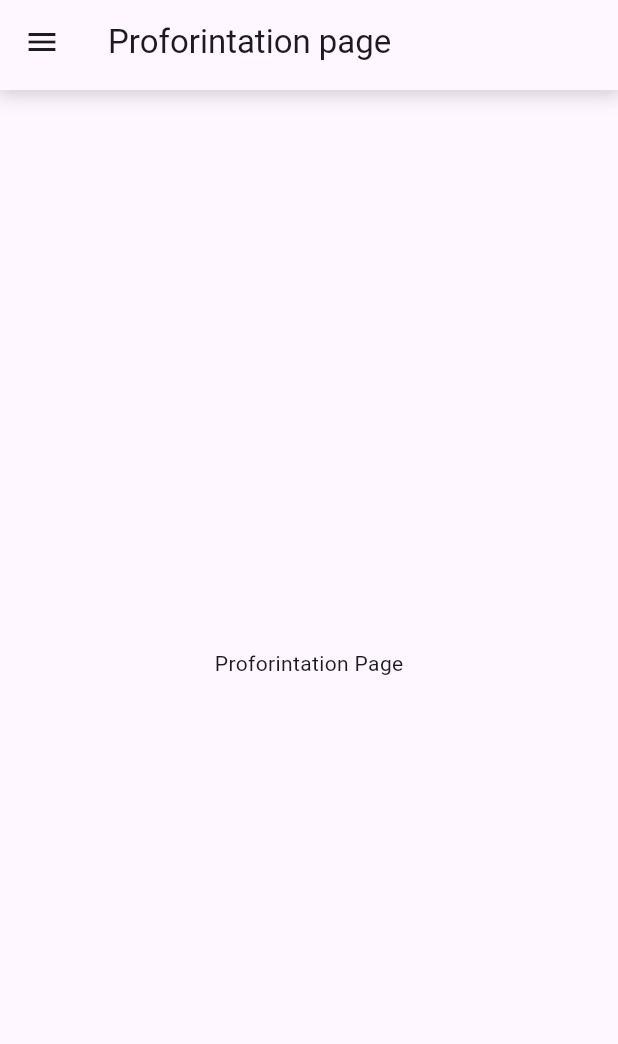
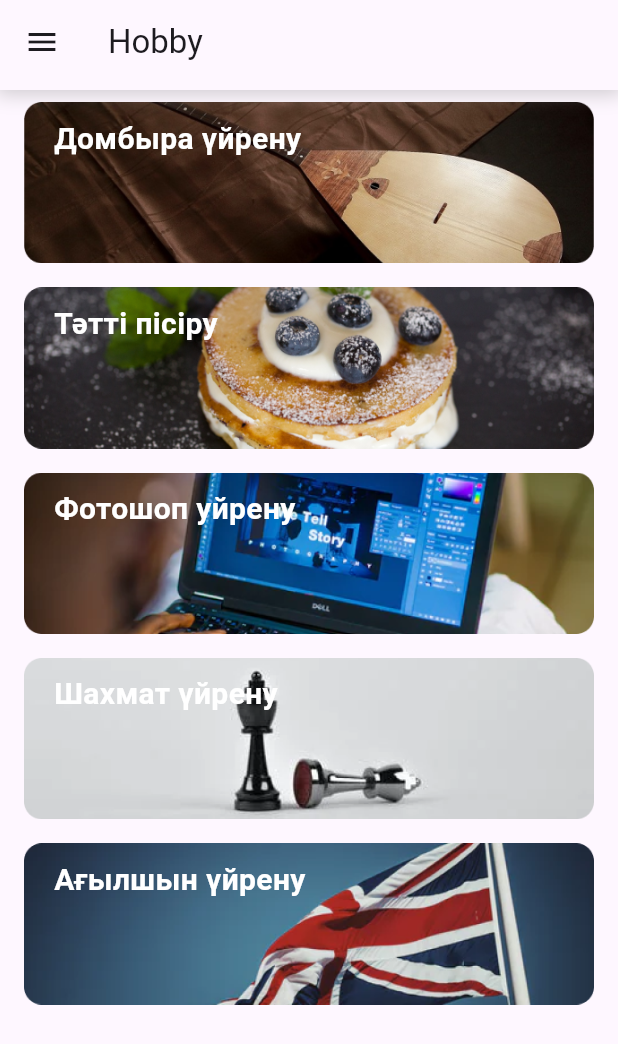
Before and after one commit to myktybayev/ozindiDamytFlutter2, a Flutter app: the ProforintationPage screen opened directly, on a phone screen of 412 x 824 dp. Shown: the top 1044 px of the screen. Run offline on Flutter 3.47's test engine with Material 3 defaults, Android fonts, the phone set to English and light mode, and no system bars; our stand-ins replace flutter_rating_bar, image_picker, sqflite; accounts and stored records are empty; network calls fail; project files that could hold a hidden picture were left out.

Commit message:
hobyy page added but changed with proforintation page

```diff
--- /dev/null
+++ b/lib/features/proforintation/pages/list.dart
@@ -0,0 +1,100 @@
+import 'package:flutter/material.dart';
+import 'package:ozindi_damyt/features/proforintation/pages/loadingpage.dart';
+
+List<Map<String, dynamic>> hobby = [
+  {
+    "id": 1,
+    "photo": "assets/images/hobby/img.png",
+    "name": "Домбыра үйрену",
+    "url": "UCyTeUcItLiosZvtHHOFAKLQ"
+  },
+  {
+    "id": 2,
+    "photo": "assets/images/hobby/img_1.png",
+    "name": "Тәтті пісіру",
+    "url": "UCzWAedCZRs02RxuEzX7bzDw"
+  },
+  {
+    "id": 3,
+    "photo": "assets/images/hobby/img_3.png",
+    "name": "Фотошоп уйрену",
+    "url": "UCkacKUAoMrtllypQ3yAsjIQ"
+  },
+  {
+    "id": 4,
+    "photo": "assets/images/hobby/img_2.png",
+    "name": "Шахмат үйрену",
+    "url": "UCqR09MTvuIYcQVDupvv6Wxw"
+  },
+  {
+    "id": 5,
+    "photo": "assets/images/hobby/img_4.png",
+    "name": "Ағылшын үйрену",
+    "url": "UC_3oKG5Szq-m6Xz-MjRZgpw"
+  }
+];
+
+class ListWidget extends StatefulWidget {
+  const ListWidget({Key? key}) : super(key: key);
+
+  @override
+  _ListWidgetState createState() => _ListWidgetState();
+}
+
+class _ListWidgetState extends State<ListWidget> {
+  bool _loading = false;
+
+  void _toggleLoading(bool value) {
+    setState(() {
+      _loading = value;
+    });
+  }
+
+  @override
+  Widget build(BuildContext context) {
+    return _loading
+        ? LoadingPage(
+            onStopLoading: () {
+              _toggleLoading(false);
+            },
+          )
+        : Expanded(
+            child: ListView.builder(
+              itemCount: hobby.length,
+              itemBuilder: (context, index) => Padding(
+                padding:
+                    const EdgeInsets.symmetric(vertical: 8.0, horizontal: 16.0),
+                child: GestureDetector(
+                  onTap: () {
+                    // Navigator.push(
+                    //   context,
+                    //   MaterialPageRoute(
+                    //     builder: (context) => ChannelList(hobby: hobby[index]),
+                    //   ),
+                    // );
+                  },
+                  key: ValueKey(hobby[index]["id"]),
+                  child: Stack(
+                    children: [
+                      Container(
+                        child: Image.asset(hobby[index]["photo"],
+                            fit: BoxFit.fill),
+                      ),
+                      Padding(
+                        padding: const EdgeInsets.only(left: 20, top: 10),
+                        child: Text(
+                          hobby[index]["name"],
+                          style: const TextStyle(
+                              fontWeight: FontWeight.bold,
+                              fontSize: 20,
+                              color: Colors.white),
+                        ),
+                      ),
+                    ],
+                  ),
+                ),
+              ),
+            ),
+          );
+  }
+}
--- a/lib/features/proforintation/proforintation_page.dart
+++ b/lib/features/proforintation/proforintation_page.dart
@@ -1,5 +1,6 @@
 import 'package:flutter/material.dart';
 import 'package:ozindi_damyt/core/navigation/navigation.dart';
+import 'package:ozindi_damyt/features/proforintation/pages/list.dart';
 
 class ProforintationPage extends StatelessWidget {
   const ProforintationPage({super.key});
@@ -21,13 +22,11 @@
             ],
           ),
           child: AppBar(
-            title: Text('Proforintation page'),
+            title: Text('Hobby'),
           ),
         ),
       ),
-      body: Center(
-        child: Text('Proforintation Page'),
-      ),
+      body: ListWidget(),
     );
   }
 }
--- a/pubspec.yaml
+++ b/pubspec.yaml
@@ -42,6 +42,7 @@
   path_provider: ^2.0.2
   provider: 6.1.1
   flutter_rating_bar: ^4.0.1
+  youtube_player_flutter: ^8.1.2
 
 dev_dependencies:
   flutter_test:
@@ -72,6 +73,7 @@
      - assets/images/podcast/
      - assets/images/library/
      - assets/images/quiz/
+     - assets/images/hobby/
   #   - images/a_dot_ham.jpeg
 
   # An image asset can refer to one or more resolution-specific "variants", see
```
Also changed, not shown: lib/features/library/pages/add_book.dart (+16 -1 lines), lib/features/proforintation/pages/channel_list.dart (added, +216 -0 lines), lib/features/proforintation/pages/loadingpage.dart (added, +32 -0 lines), assets/images/hobby/img.png (added), assets/images/hobby/img_1.png (added), assets/images/hobby/img_2.png (added), assets/images/hobby/img_3.png (added), assets/images/hobby/img_4.png (added).
